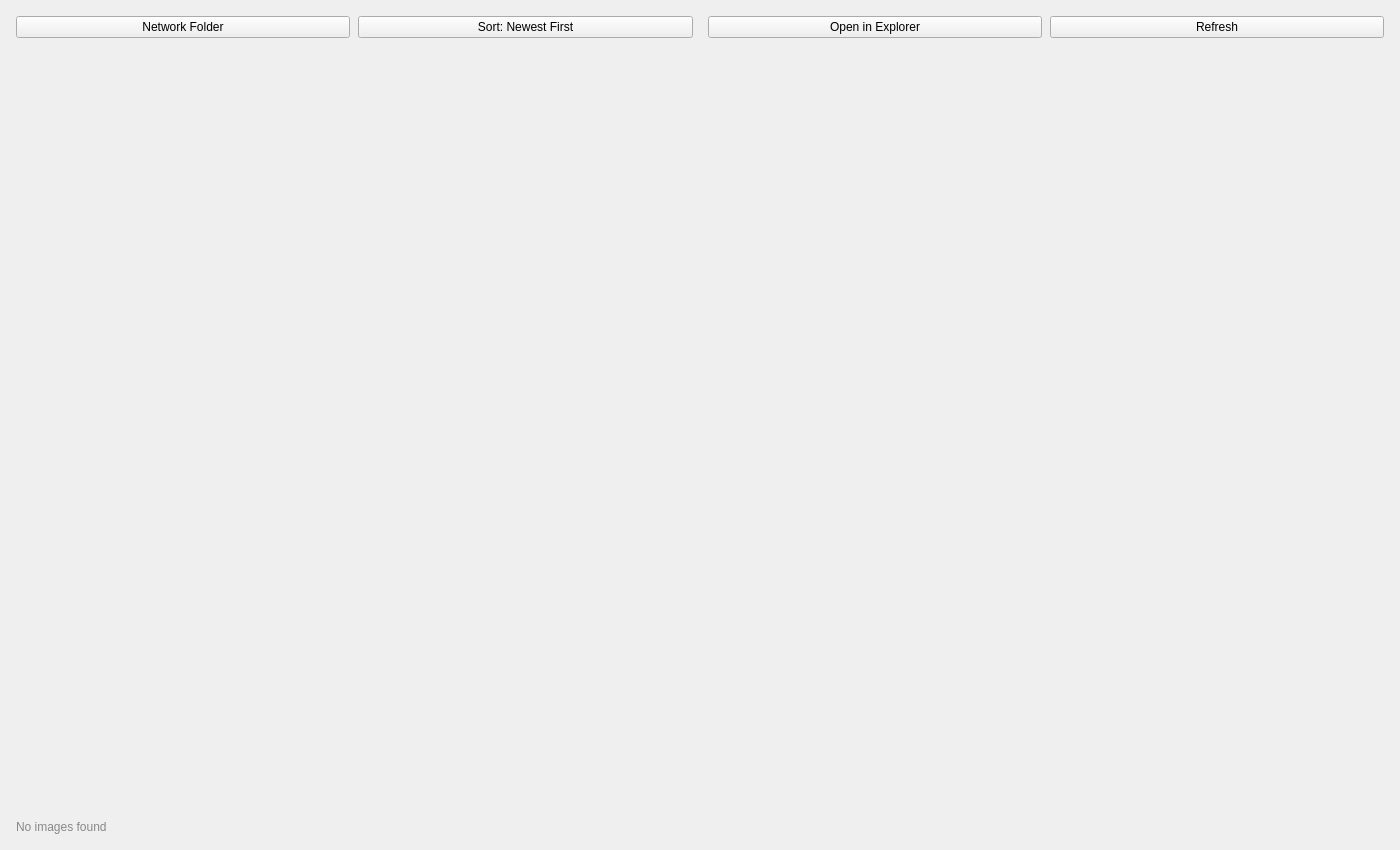
The window that resources/ui/tabs/comfyui_gallery.ui (cpt-cabbage/luma_tools) describes before a commit, drawn with Qt 5.
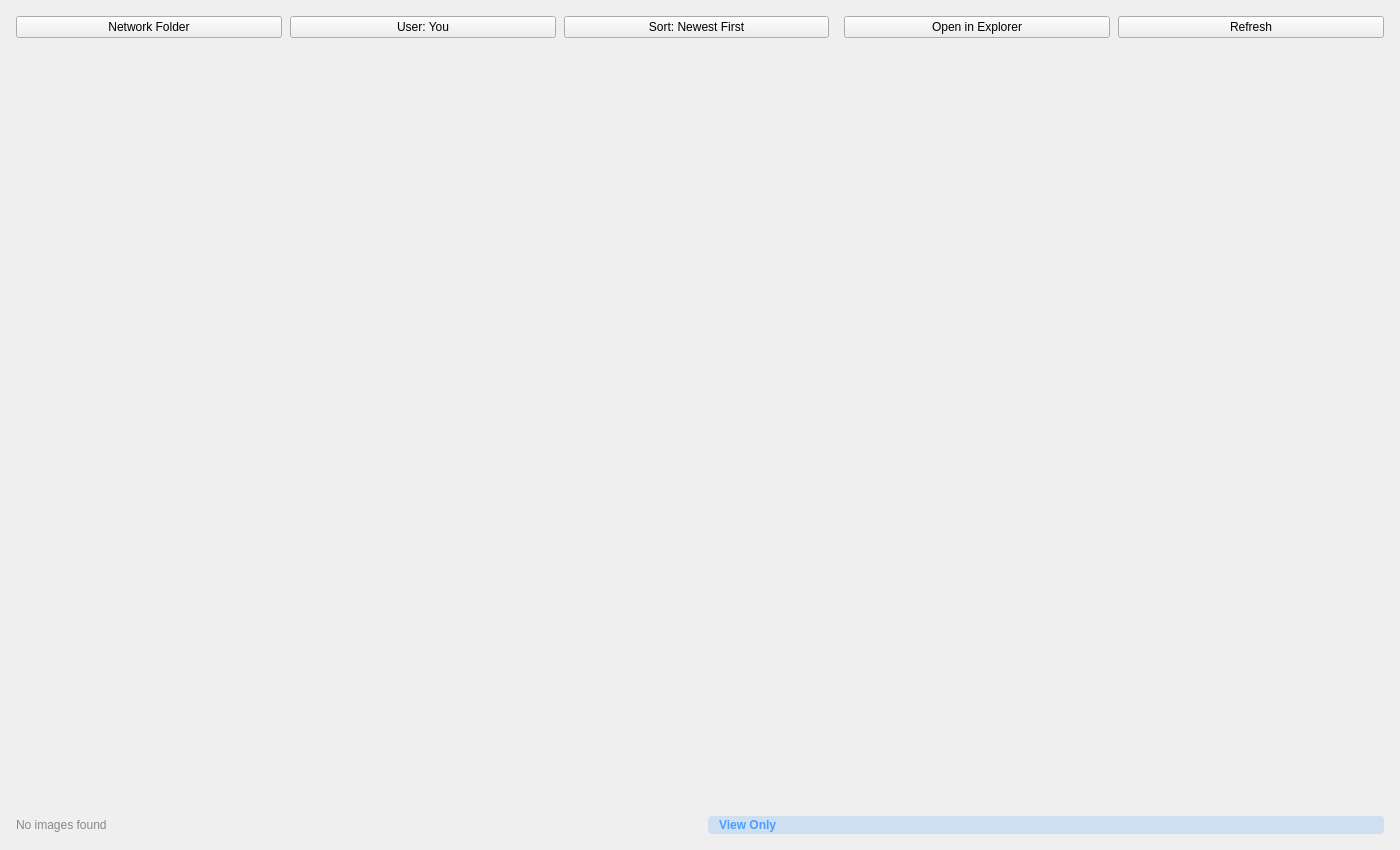
The same window after the commit.

Commit message: - Implement user selector for viewing other users' galleries in network mode with view-only restrictions - Add job cancellation functionality for running ComfyUI submissions - Pause/resume controls for log output - Update installer - Enhance thumbnail widgets with new item highlighting and editable permissions - Auto-enable iterate mode when single image selected - Background chaching updates

What changed in the file:
```diff
--- a/resources/ui/tabs/comfyui_gallery.ui
+++ b/resources/ui/tabs/comfyui_gallery.ui
@@ -44,6 +44,22 @@
        </property>
       </widget>
      </item>
+     <item>
+      <widget class="QPushButton" name="GalleryUserButton">
+       <property name="text">
+        <string>User: You</string>
+       </property>
+       <property name="minimumSize">
+        <size>
+         <width>120</width>
+         <height>0</height>
+        </size>
+       </property>
+       <property name="toolTip">
+        <string>Click to select user gallery to view</string>
+       </property>
+      </widget>
+     </item>
      <item>
       <widget class="QPushButton" name="GallerySortButton">
        <property name="text">
@@ -141,6 +157,16 @@
        </property>
       </spacer>
      </item>
+     <item>
+      <widget class="QLabel" name="GalleryViewOnlyLabel">
+       <property name="text">
+        <string>View Only</string>
+       </property>
+       <property name="styleSheet">
+        <string>color: #4a9eff; font-weight: bold; padding: 2px 8px; background-color: rgba(74, 158, 255, 0.2); border-radius: 4px;</string>
+       </property>
+      </widget>
+     </item>
     </layout>
    </item>
   </layout>
```
The commit also changes 12 other files.
